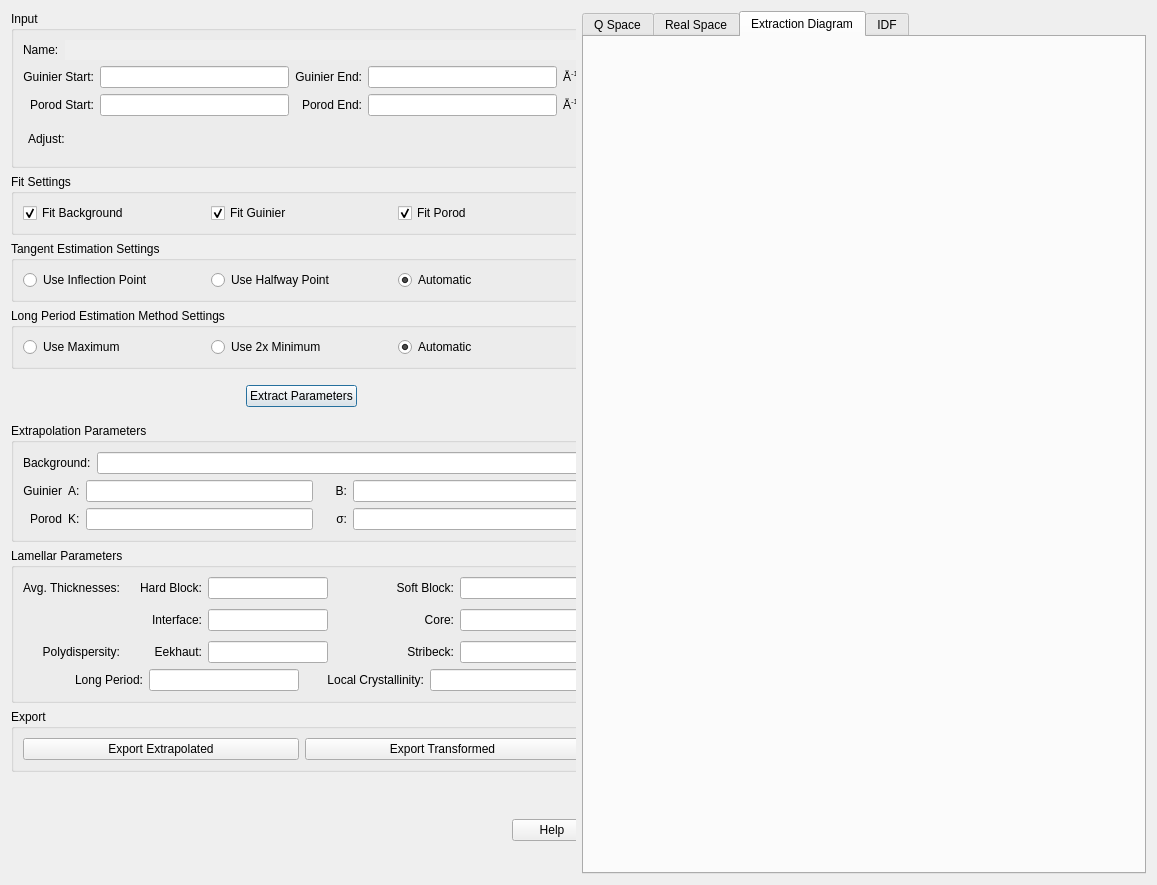
First picture: the form in src/sas/qtgui/Perspectives/Corfunc/UI/CorfuncPanel.ui, repository SasView/sasview, before the edit.
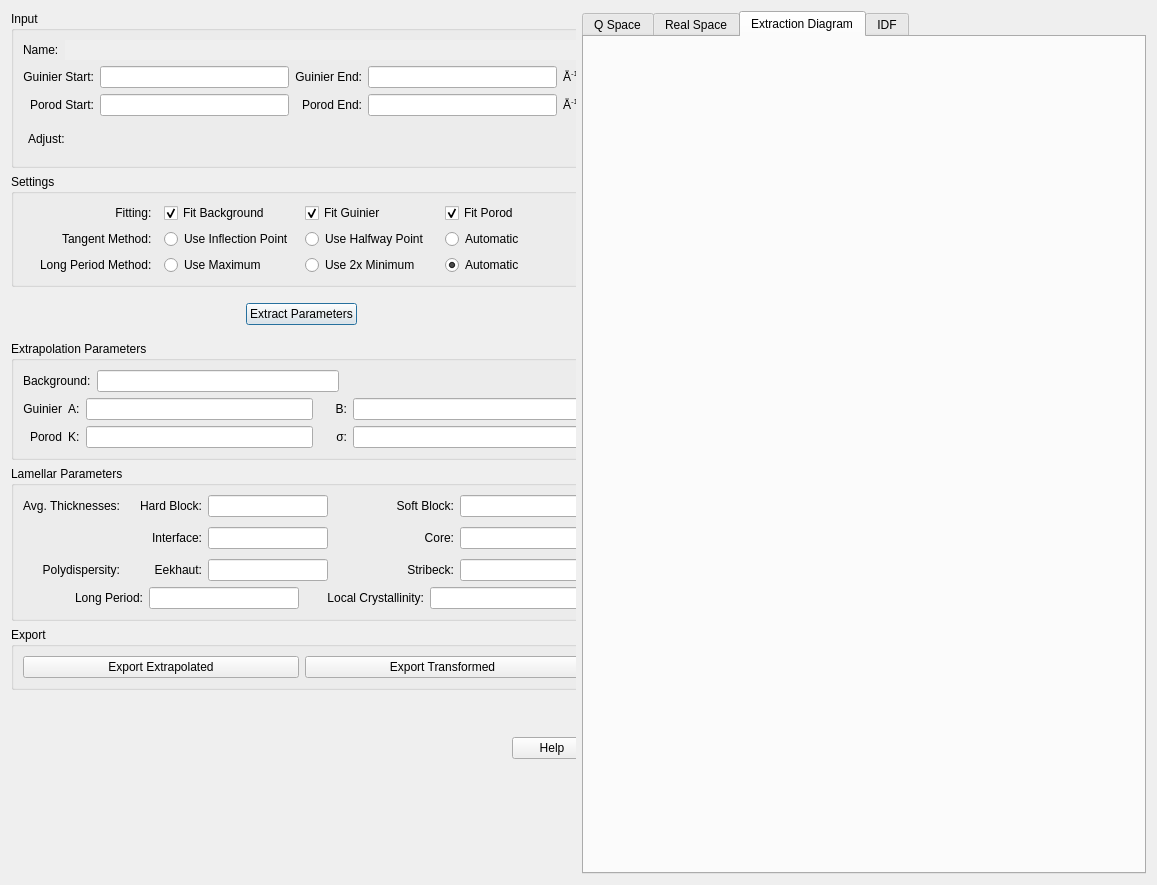
Second picture: the form after the edit.

Commit message: Layout and initial GUI model changes

```diff
--- a/src/sas/qtgui/Perspectives/Corfunc/UI/CorfuncPanel.ui
+++ b/src/sas/qtgui/Perspectives/Corfunc/UI/CorfuncPanel.ui
@@ -278,10 +278,10 @@
             <item>
              <widget class="QGroupBox" name="groupBox_5">
               <property name="title">
-               <string>Fit Settings</string>
+               <string>Settings</string>
               </property>
-              <layout class="QHBoxLayout" name="horizontalLayout_6">
-               <item>
+              <layout class="QGridLayout" name="gridLayout_7">
+               <item row="0" column="1">
                 <widget class="QCheckBox" name="fitBackground">
                  <property name="text">
                   <string>Fit Background</string>
@@ -291,8 +291,8 @@
                  </property>
                 </widget>
                </item>
-               <item>
-                <widget class="QCheckBox" name="checkBox_2">
+               <item row="0" column="2">
+                <widget class="QCheckBox" name="fitGuinier">
                  <property name="text">
                   <string>Fit Guinier</string>
                  </property>
@@ -301,8 +301,8 @@
                  </property>
                 </widget>
                </item>
-               <item>
-                <widget class="QCheckBox" name="checkBox">
+               <item row="0" column="3">
+                <widget class="QCheckBox" name="fitPorod">
                  <property name="text">
                   <string>Fit Porod</string>
                  </property>
@@ -311,30 +311,51 @@
                  </property>
                 </widget>
                </item>
-              </layout>
-             </widget>
-            </item>
-            <item>
-             <widget class="QGroupBox" name="groupBox_6">
-              <property name="title">
-               <string>Tangent Estimation Settings</string>
-              </property>
-              <layout class="QHBoxLayout" name="horizontalLayout">
-               <item>
+               <item row="1" column="0">
+                <widget class="QLabel" name="label_20">
+                 <property name="text">
+                  <string>Tangent Method:  </string>
+                 </property>
+                 <property name="alignment">
+                  <set>Qt::AlignRight|Qt::AlignTrailing|Qt::AlignVCenter</set>
+                 </property>
+                </widget>
+               </item>
+               <item row="0" column="0">
+                <widget class="QLabel" name="label_18">
+                 <property name="text">
+                  <string>Fitting:  </string>
+                 </property>
+                 <property name="alignment">
+                  <set>Qt::AlignRight|Qt::AlignTrailing|Qt::AlignVCenter</set>
+                 </property>
+                </widget>
+               </item>
+               <item row="2" column="0">
+                <widget class="QLabel" name="label_21">
+                 <property name="text">
+                  <string>Long Period Method:  </string>
+                 </property>
+                 <property name="alignment">
+                  <set>Qt::AlignRight|Qt::AlignTrailing|Qt::AlignVCenter</set>
+                 </property>
+                </widget>
+               </item>
+               <item row="1" column="1">
                 <widget class="QRadioButton" name="radTangentInflection">
                  <property name="text">
                   <string>Use Inflection Point</string>
                  </property>
                 </widget>
                </item>
-               <item>
+               <item row="1" column="2">
                 <widget class="QRadioButton" name="radTangentMidpoint">
                  <property name="text">
                   <string>Use Halfway Point</string>
                  </property>
                 </widget>
                </item>
-               <item>
+               <item row="1" column="3">
                 <widget class="QRadioButton" name="radTangentAuto">
                  <property name="text">
                   <string>Automatic</string>
@@ -344,30 +365,21 @@
                  </property>
                 </widget>
                </item>
-              </layout>
-             </widget>
-            </item>
-            <item>
-             <widget class="QGroupBox" name="groupBox_7">
-              <property name="title">
-               <string>Long Period Estimation Method Settings</string>
-              </property>
-              <layout class="QHBoxLayout" name="horizontalLayout_8">
-               <item>
+               <item row="2" column="1">
                 <widget class="QRadioButton" name="radLongPeriodMax">
                  <property name="text">
                   <string>Use Maximum</string>
                  </property>
                 </widget>
                </item>
-               <item>
+               <item row="2" column="2">
                 <widget class="QRadioButton" name="radLongPeriodDouble">
                  <property name="text">
                   <string>Use 2x Minimum</string>
                  </property>
                 </widget>
                </item>
-               <item>
+               <item row="2" column="3">
                 <widget class="QRadioButton" name="radLongPeriodAuto">
                  <property name="text">
                   <string>Automatic</string>
@@ -440,13 +452,6 @@
               <layout class="QVBoxLayout" name="backgroundLayout">
                <item>
                 <layout class="QGridLayout" name="gridLayout_4">
-                 <item row="0" column="0">
-                  <widget class="QLabel" name="label">
-                   <property name="text">
-                    <string>Background:</string>
-                   </property>
-                  </widget>
-                 </item>
                  <item row="0" column="1">
                   <widget class="QLineEdit" name="txtBackground">
                    <property name="sizePolicy">
@@ -457,6 +462,26 @@
                    </property>
                   </widget>
                  </item>
+                 <item row="0" column="0">
+                  <widget class="QLabel" name="label">
+                   <property name="text">
+                    <string>Background:</string>
+                   </property>
+                  </widget>
+                 </item>
+                 <item row="0" column="2">
+                  <spacer name="horizontalSpacer_4">
+                   <property name="orientation">
+                    <enum>Qt::Horizontal</enum>
+                   </property>
+                   <property name="sizeHint" stdset="0">
+                    <size>
+                     <width>40</width>
+                     <height>20</height>
+                    </size>
+                   </property>
+                  </spacer>
+                 </item>
                 </layout>
                </item>
                <item>
@@ -469,7 +494,7 @@
                    <item row="3" column="4">
                     <widget class="QLineEdit" name="txtGuinierB">
                      <property name="readOnly">
-                      <bool>true</bool>
+                      <bool>false</bool>
                      </property>
                     </widget>
                    </item>
@@ -503,7 +528,7 @@
                    <item row="4" column="2">
                     <widget class="QLineEdit" name="txtPorodK">
                      <property name="readOnly">
-                      <bool>true</bool>
+                      <bool>false</bool>
                      </property>
                     </widget>
                    </item>
@@ -517,7 +542,7 @@
                    <item row="3" column="2">
                     <widget class="QLineEdit" name="txtGuinierA">
                      <property name="readOnly">
-                      <bool>true</bool>
+                      <bool>false</bool>
                      </property>
                     </widget>
                    </item>
@@ -534,7 +559,7 @@
                    <item row="4" column="4">
                     <widget class="QLineEdit" name="txtPorodSigma">
                      <property name="readOnly">
-                      <bool>true</bool>
+                      <bool>false</bool>
                      </property>
                     </widget>
                    </item>
```
The commit also changes 3 other files.
